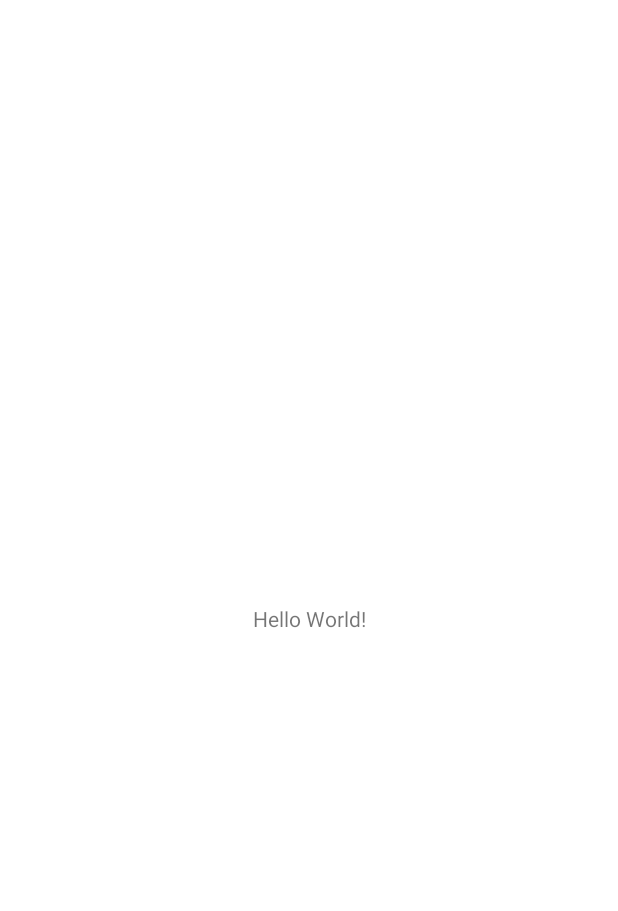
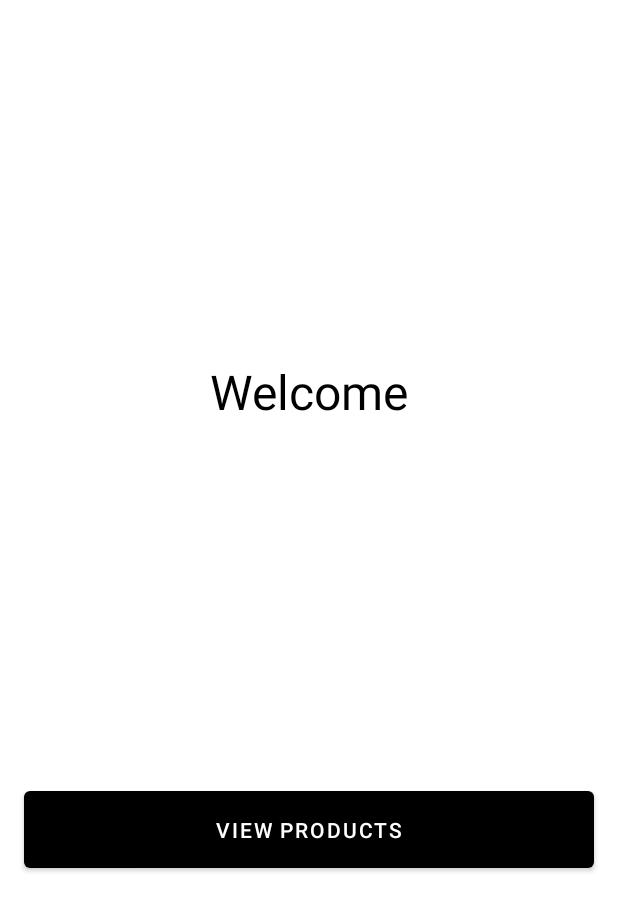
Before and after one commit to TheUsualLima/clothing-app, an Android app: the screen it shows after launch (StartMenuActivity), on a phone screen of 412 x 824 dp. Before the commit the part shown is almost empty. Shown: the top 911 px of the screen. Run offline under Robolectric (Android 15) with nearby library versions, the phone set to English and light mode, and no system bars.

Commit message:
setup app theme

```diff
--- a/app/src/main/res/layout/activity_main.xml
+++ b/app/src/main/res/layout/activity_main.xml
@@ -7,12 +7,24 @@
     tools:context=".StartMenuActivity">
 
     <TextView
+        android:id="@+id/welcome_text"
         android:layout_width="wrap_content"
         android:layout_height="wrap_content"
-        android:text="Hello World!"
-        app:layout_constraintBottom_toBottomOf="parent"
+        android:text="@string/welcome"
+        android:textSize="32sp"
+        app:layout_constraintBottom_toTopOf="@+id/start_button"
         app:layout_constraintLeft_toLeftOf="parent"
         app:layout_constraintRight_toRightOf="parent"
         app:layout_constraintTop_toTopOf="parent" />
 
+    <Button
+        android:id="@+id/start_button"
+        android:layout_width="match_parent"
+        android:layout_height="wrap_content"
+        android:text="@string/view_products"
+        android:paddingVertical="@dimen/padding_medium"
+        android:layout_marginHorizontal="@dimen/margin_medium"
+        app:layout_constraintBottom_toBottomOf="parent"
+        app:layout_constraintTop_toBottomOf="@+id/welcome_text" />
+
 </androidx.constraintlayout.widget.ConstraintLayout>
--- a/app/src/main/res/values-night/themes.xml
+++ b/app/src/main/res/values-night/themes.xml
@@ -1,10 +1,11 @@
 <resources xmlns:tools="http://schemas.android.com/tools">
     <!-- Base application theme. -->
     <style name="Theme.ClothingDisplay" parent="Theme.MaterialComponents.DayNight.NoActionBar">
+        <item name="android:textColor">@color/white</item>
         <!-- Primary brand color. -->
-        <item name="colorPrimary">@color/purple_200</item>
-        <item name="colorPrimaryVariant">@color/purple_700</item>
-        <item name="colorOnPrimary">@color/black</item>
+        <item name="colorPrimary">@color/grey</item>
+        <item name="colorPrimaryVariant">@color/black</item>
+        <item name="colorOnPrimary">@color/white</item>
         <!-- Secondary brand color. -->
         <item name="colorSecondary">@color/teal_200</item>
         <item name="colorSecondaryVariant">@color/teal_200</item>
--- a/app/src/main/res/values/colors.xml
+++ b/app/src/main/res/values/colors.xml
@@ -7,4 +7,5 @@
     <color name="teal_700">#FF018786</color>
     <color name="black">#FF000000</color>
     <color name="white">#FFFFFFFF</color>
+    <color name="grey">#383b38</color>
 </resources>
--- /dev/null
+++ b/app/src/main/res/values/dimens.xml
@@ -0,0 +1,11 @@
+<resources>
+    <dimen name="margin_small">8dp</dimen>
+    <dimen name="margin_medium">16dp</dimen>
+    <dimen name="margin_large">24dp</dimen>
+
+    <dimen name="padding_small">4dp</dimen>
+    <dimen name="padding_medium">16dp</dimen>
+
+    <dimen name="text_size_title">40sp</dimen>
+    <dimen name="text_size_body">24sp</dimen>
+</resources>
--- a/app/src/main/res/values/strings.xml
+++ b/app/src/main/res/values/strings.xml
@@ -1,3 +1,5 @@
 <resources>
     <string name="app_name">ClothingDisplay</string>
+    <string name="welcome">Welcome</string>
+    <string name="view_products">View Products</string>
 </resources>
--- a/app/src/main/res/values/themes.xml
+++ b/app/src/main/res/values/themes.xml
@@ -1,9 +1,10 @@
 <resources xmlns:tools="http://schemas.android.com/tools">
     <!-- Base application theme. -->
     <style name="Theme.ClothingDisplay" parent="Theme.MaterialComponents.DayNight.NoActionBar">
+        <item name="android:textColor">@color/black</item>
         <!-- Primary brand color. -->
-        <item name="colorPrimary">@color/purple_500</item>
-        <item name="colorPrimaryVariant">@color/purple_700</item>
+        <item name="colorPrimary">@color/black</item>
+        <item name="colorPrimaryVariant">@color/black</item>
         <item name="colorOnPrimary">@color/white</item>
         <!-- Secondary brand color. -->
         <item name="colorSecondary">@color/teal_200</item>
```
